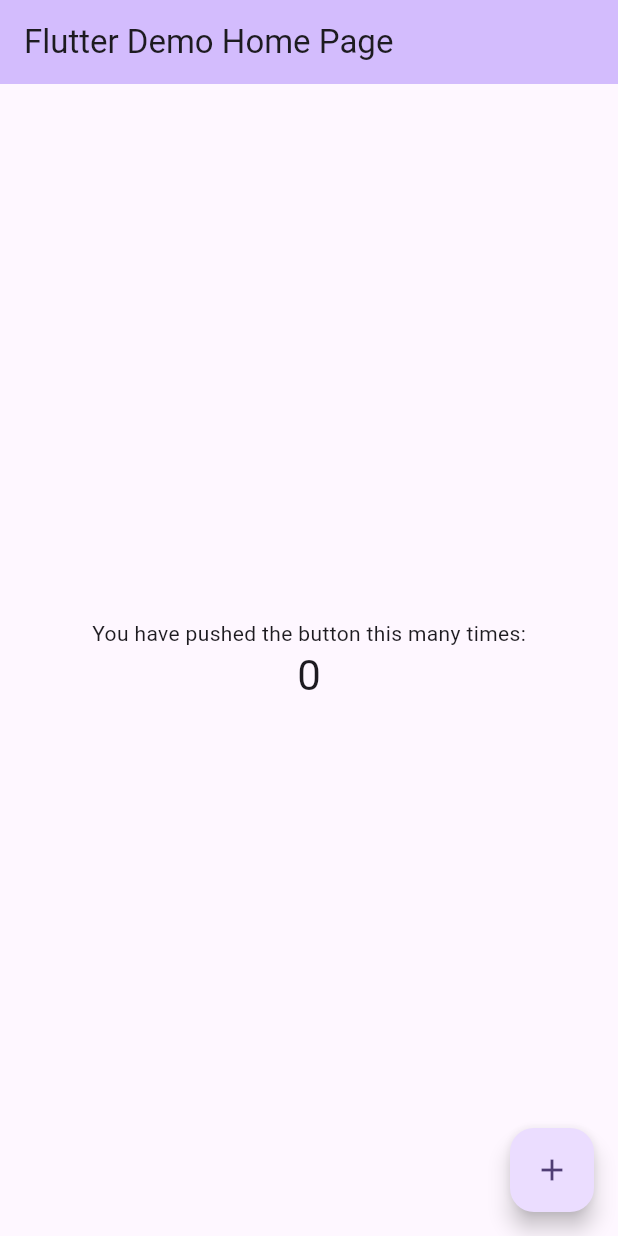
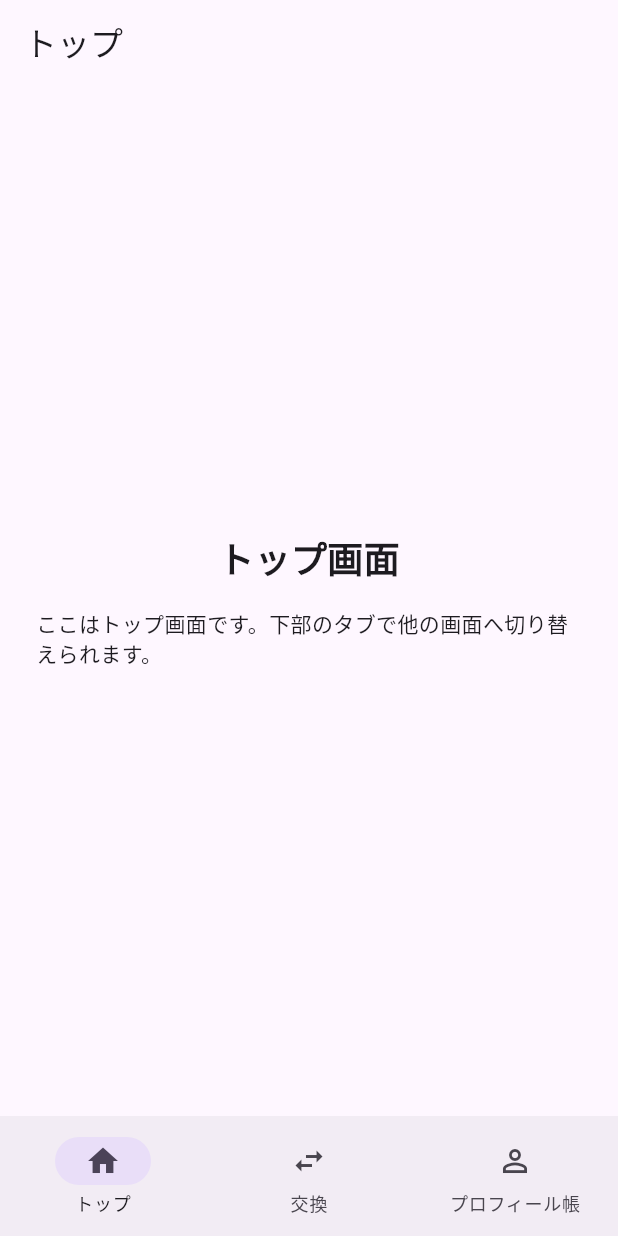
Before and after one commit to mun-o2/hakocha, a Flutter app: the screen it shows after launch, on a phone screen of 412 x 824 dp. Run offline on Flutter 3.47's test engine with Material 3 defaults, Android fonts, the phone set to English and light mode, and no system bars.

Commit message:
refactor: organize app into layered structure

```diff
--- /dev/null
+++ b/lib/constants/app_strings.dart
@@ -0,0 +1,9 @@
+class AppStrings {
+  AppStrings._();
+
+  static const String appTitle = 'Hakocha';
+  static const String home = 'トップ';
+  static const String exchange = '交換';
+  static const String profile = 'プロフィール帳';
+  static const String settings = '設定';
+}
--- a/lib/main.dart
+++ b/lib/main.dart
@@ -1,121 +1,52 @@
 import 'package:flutter/material.dart';
+import 'package:hakocha/constants/app_strings.dart';
+import 'package:hakocha/models/app_tab.dart';
+import 'package:hakocha/screens/exchange_screen.dart';
+import 'package:hakocha/screens/profile_screen.dart';
+import 'package:hakocha/screens/top_screen.dart';
+import 'package:hakocha/widgets/app_bottom_navigation.dart';
 
 void main() {
-  runApp(const MyApp());
+  runApp(const HakochaApp());
 }
 
-class MyApp extends StatelessWidget {
-  const MyApp({super.key});
+class HakochaApp extends StatefulWidget {
+  const HakochaApp({super.key});
 
-  // This widget is the root of your application.
   @override
-  Widget build(BuildContext context) {
-    return MaterialApp(
-      title: 'Flutter Demo',
-      theme: ThemeData(
-        // This is the theme of your application.
-        //
-        // TRY THIS: Try running your application with "flutter run". You'll see
-        // the application has a purple toolbar. Then, without quitting the app,
-        // try changing the seedColor in the colorScheme below to Colors.green
-        // and then invoke "hot reload" (save your changes or press the "hot
-        // reload" button in a Flutter-supported IDE, or press "r" if you used
-        // the command line to start the app).
-        //
-        // Notice that the counter didn't reset back to zero; the application
-        // state is not lost during the reload. To reset the state, use hot
-        // restart instead.
-        //
-        // This works for code too, not just values: Most code changes can be
-        // tested with just a hot reload.
-        colorScheme: .fromSeed(seedColor: Colors.deepPurple),
-      ),
-      home: const MyHomePage(title: 'Flutter Demo Home Page'),
-    );
-  }
+  State<HakochaApp> createState() => _HakochaAppState();
 }
 
-class MyHomePage extends StatefulWidget {
-  const MyHomePage({super.key, required this.title});
+class _HakochaAppState extends State<HakochaApp> {
+  AppTab _selectedTab = AppTab.home;
 
-  // This widget is the home page of your application. It is stateful, meaning
-  // that it has a State object (defined below) that contains fields that affect
-  // how it looks.
+  static const List<Widget> _screens = <Widget>[
+    TopScreen(),
+    ExchangeScreen(),
+    ProfileScreen(),
+  ];
 
-  // This class is the configuration for the state. It holds the values (in this
-  // case the title) provided by the parent (in this case the App widget) and
-  // used by the build method of the State. Fields in a Widget subclass are
-  // always marked "final".
-
-  final String title;
-
-  @override
-  State<MyHomePage> createState() => _MyHomePageState();
-}
-
-class _MyHomePageState extends State<MyHomePage> {
-  int _counter = 0;
-
-  void _incrementCounter() {
+  void _onTabSelected(AppTab tab) {
     setState(() {
-      // This call to setState tells the Flutter framework that something has
-      // changed in this State, which causes it to rerun the build method below
-      // so that the display can reflect the updated values. If we changed
-      // _counter without calling setState(), then the build method would not be
-      // called again, and so nothing would appear to happen.
-      _counter++;
+      _selectedTab = tab;
     });
   }
 
   @override
   Widget build(BuildContext context) {
-    // This method is rerun every time setState is called, for instance as done
-    // by the _incrementCounter method above.
-    //
-    // The Flutter framework has been optimized to make rerunning build methods
-    // fast, so that you can just rebuild anything that needs updating rather
-    // than having to individually change instances of widgets.
-    return Scaffold(
-      appBar: AppBar(
-        // TRY THIS: Try changing the color here to a specific color (to
-        // Colors.amber, perhaps?) and trigger a hot reload to see the AppBar
-        // change color while the other colors stay the same.
-        backgroundColor: Theme.of(context).colorScheme.inversePrimary,
-        // Here we take the value from the MyHomePage object that was created by
-        // the App.build method, and use it to set our appbar title.
-        title: Text(widget.title),
+    return MaterialApp(
+      title: AppStrings.appTitle,
+      theme: ThemeData(
+        colorScheme: ColorScheme.fromSeed(seedColor: Colors.deepPurple),
+        useMaterial3: true,
       ),
-      body: Center(
-        // Center is a layout widget. It takes a single child and positions it
-        // in the middle of the parent.
-        child: Column(
-          // Column is also a layout widget. It takes a list of children and
-          // arranges them vertically. By default, it sizes itself to fit its
-          // children horizontally, and tries to be as tall as its parent.
-          //
-          // Column has various properties to control how it sizes itself and
-          // how it positions its children. Here we use mainAxisAlignment to
-          // center the children vertically; the main axis here is the vertical
-          // axis because Columns are vertical (the cross axis would be
-          // horizontal).
-          //
-          // TRY THIS: Invoke "debug painting" (choose the "Toggle Debug Paint"
-          // action in the IDE, or press "p" in the console), to see the
-          // wireframe for each widget.
-          mainAxisAlignment: .center,
-          children: [
-            const Text('You have pushed the button this many times:'),
-            Text(
-              '$_counter',
-              style: Theme.of(context).textTheme.headlineMedium,
-            ),
-          ],
+      home: Scaffold(
+        appBar: AppBar(title: Text(_selectedTab.label)),
+        body: _screens[_selectedTab.index],
+        bottomNavigationBar: AppBottomNavigation(
+          selectedTab: _selectedTab,
+          onTabSelected: _onTabSelected,
         ),
-      ),
-      floatingActionButton: FloatingActionButton(
-        onPressed: _incrementCounter,
-        tooltip: 'Increment',
-        child: const Icon(Icons.add),
       ),
     );
   }
--- /dev/null
+++ b/lib/models/app_tab.dart
@@ -0,0 +1,14 @@
+enum AppTab { home, exchange, profile }
+
+extension AppTabExtension on AppTab {
+  String get label {
+    switch (this) {
+      case AppTab.home:
+        return 'トップ';
+      case AppTab.exchange:
+        return '交換';
+      case AppTab.profile:
+        return 'プロフィール帳';
+    }
+  }
+}
--- /dev/null
+++ b/lib/screens/top_screen.dart
@@ -0,0 +1,25 @@
+import 'package:flutter/material.dart';
+
+class TopScreen extends StatelessWidget {
+  const TopScreen({super.key});
+
+  @override
+  Widget build(BuildContext context) {
+    return Center(
+      child: Padding(
+        padding: const EdgeInsets.all(24),
+        child: Column(
+          mainAxisSize: MainAxisSize.min,
+          children: const [
+            Text(
+              'トップ画面',
+              style: TextStyle(fontSize: 24, fontWeight: FontWeight.bold),
+            ),
+            SizedBox(height: 16),
+            Text('ここはトップ画面です。下部のタブで他の画面へ切り替えられます。'),
+          ],
+        ),
+      ),
+    );
+  }
+}
--- /dev/null
+++ b/lib/widgets/app_bottom_navigation.dart
@@ -0,0 +1,39 @@
+import 'package:flutter/material.dart';
+import 'package:hakocha/constants/app_strings.dart';
+import 'package:hakocha/models/app_tab.dart';
+
+class AppBottomNavigation extends StatelessWidget {
+  const AppBottomNavigation({
+    super.key,
+    required this.selectedTab,
+    required this.onTabSelected,
+  });
+
+  final AppTab selectedTab;
+  final ValueChanged<AppTab> onTabSelected;
+
+  @override
+  Widget build(BuildContext context) {
+    return NavigationBar(
+      selectedIndex: selectedTab.index,
+      onDestinationSelected: (index) => onTabSelected(AppTab.values[index]),
+      destinations: const [
+        NavigationDestination(
+          icon: Icon(Icons.home_outlined),
+          selectedIcon: Icon(Icons.home),
+          label: AppStrings.home,
+        ),
+        NavigationDestination(
+          icon: Icon(Icons.swap_horiz_outlined),
+          selectedIcon: Icon(Icons.swap_horiz),
+          label: AppStrings.exchange,
+        ),
+        NavigationDestination(
+          icon: Icon(Icons.person_outline),
+          selectedIcon: Icon(Icons.person),
+          label: AppStrings.profile,
+        ),
+      ],
+    );
+  }
+}
```
Also changed, not shown: lib/providers/app_navigation_provider.dart (added, +17 -0 lines), lib/screens/exchange_screen.dart (added, +25 -0 lines), lib/screens/profile_screen.dart (added, +25 -0 lines), lib/screens/settings_screen.dart (added, +25 -0 lines), lib/services/app_service.dart (added, +7 -0 lines), 1 other file.
